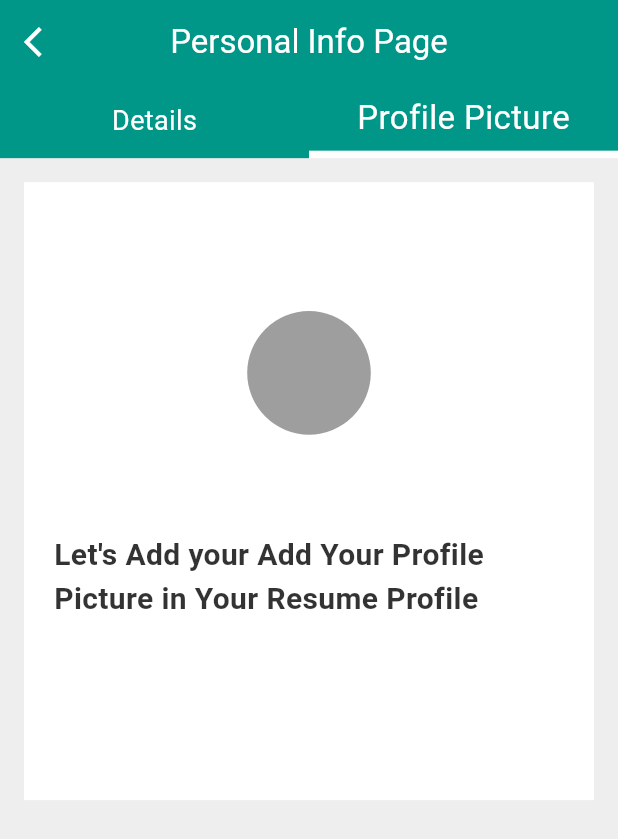
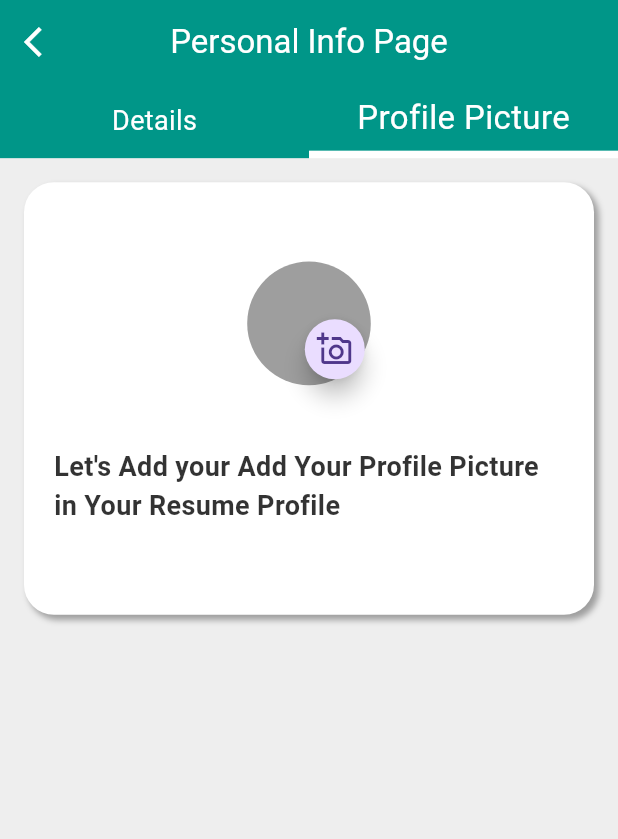
Before and after one commit to Aayushi0x9/resume_builder, a Flutter app: the PersonalInfoPage screen opened by its route, after a tap on "Profile Picture", on a phone screen of 412 x 824 dp. Shown: the top 839 px of the screen. Run offline on Flutter 3.47's test engine with Material 3 defaults, Android fonts, the phone set to English and light mode, and no system bars; our stand-ins replace image_picker; missing offline and left inert: dart:html.

```diff
--- a/lib/Pages/BuiltOptionPage/Built_Option/personal_info_page.dart
+++ b/lib/Pages/BuiltOptionPage/Built_Option/personal_info_page.dart
@@ -1,4 +1,5 @@
 import 'package:flutter/material.dart';
+import 'package:image_picker/image_picker.dart';
 
 import '../../../Components/snackbar.dart';
 import '../../../utils/global.dart';
@@ -128,7 +129,6 @@ class _PersonalInfoPageState extends State<PersonalInfoPage> {
                 ),
               ],
             ),
-            //contact
             Expanded(
               child: Padding(
                 padding: const EdgeInsets.all(16),
@@ -370,26 +370,59 @@ class _PersonalInfoPageState extends State<PersonalInfoPage> {
                     Container(
                       alignment: Alignment.center,
                       padding: const EdgeInsets.all(20),
-                      height: h * 0.5,
+                      height: h * 0.35,
                       width: double.infinity,
-                      color: Colors.white,
+                      decoration: BoxDecoration(
+                          color: Colors.white,
+                          borderRadius: BorderRadius.circular(20),
+                          boxShadow: [
+                            BoxShadow(
+                              color: Colors.grey,
+                              offset: Offset(3, 3),
+                              blurRadius: 3,
+                            )
+                          ]),
                       child: Column(
                         children: [
                           SizedBox(
-                            height: h * 0.08,
+                            height: h * 0.04,
                           ),
-                          CircleAvatar(
-                            radius: h * 0.05,
-                            backgroundColor: Colors.grey,
+                          Stack(
+                            alignment: Alignment.bottomRight,
+                            children: [
+                              CircleAvatar(
+                                radius: h * 0.05,
+                                backgroundColor: Colors.grey,
+                              ),
+                              FloatingActionButton.small(
+                                onPressed: () async {
+                                  ImagePicker picker = ImagePicker();
+
+                                  XFile? file = await picker.pickImage(
+                                    source: ImageSource.gallery,
+                                  );
+                                  // if (file != null) {
+                                  //   Globals.globals.image = File(file.path);
+                                  //   setState(() {});
+                                  // }
+                                },
+                                shape: RoundedRectangleBorder(
+                                  borderRadius: BorderRadius.circular(50),
+                                ),
+                                hoverColor: Colors.blue,
+                                splashColor: Colors.green,
+                                child: Icon(Icons.add_a_photo_outlined),
+                              ),
+                            ],
                           ),
                           SizedBox(
-                            height: h * 0.08,
+                            height: h * 0.05,
                           ),
                           Text(
                             "Let's Add your Add Your Profile Picture in Your Resume Profile",
                             style: TextStyle(
                                 color: Colors.black.withOpacity(0.8),
-                                fontSize: 20,
+                                fontSize: 18,
                                 fontWeight: FontWeight.bold),
                           ),
                         ],
--- a/lib/utils/global.dart
+++ b/lib/utils/global.dart
@@ -1,5 +1,8 @@
+import 'dart:html';
+
 class Globals {
   String? name, email, address, password, contact;
+  File? image;
 
   static final Globals globals = Globals();
 
--- a/pubspec.yaml
+++ b/pubspec.yaml
@@ -35,6 +35,7 @@ dependencies:
   # The following adds the Cupertino Icons font to your application.
   # Use with the CupertinoIcons class for iOS style icons.
   cupertino_icons: ^1.0.6
+  image_picker: ^1.0.7
 
 dev_dependencies:
   flutter_test:
```
Also changed, not shown: pubspec.lock, 6 other files.
